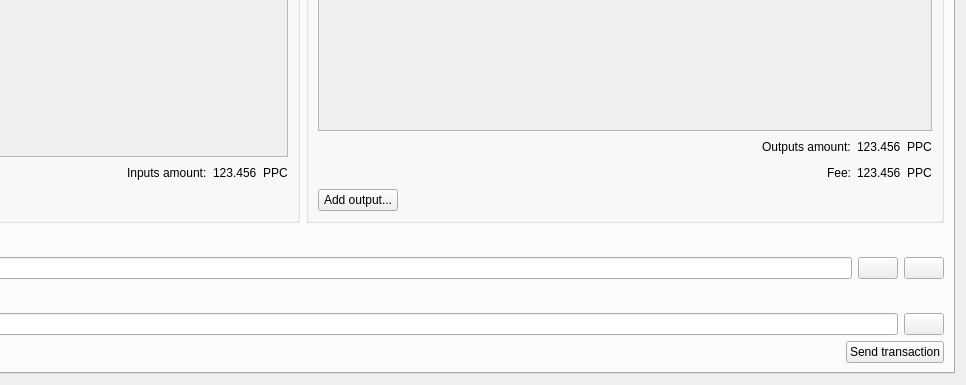
First picture: the form in src/qt/forms/multisigdialog.ui, repository sumcoinlabs/nn17, before the edit; both pictures show x 361 to 1327 and y 210 to 595 of the 1327 by 595 pixel window.
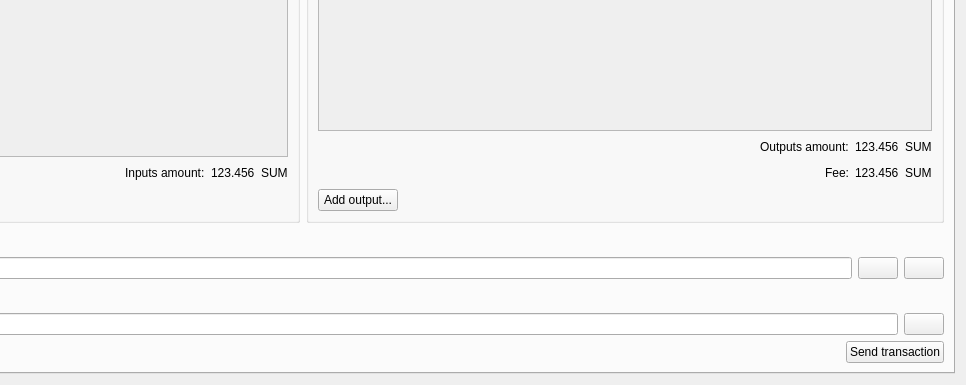
Second picture: the form after the edit. The open tabs and pages were chosen to show the change. Icons and pictures are not drawn.

Diff of the .ui file:
```diff
--- a/src/qt/forms/multisigdialog.ui
+++ b/src/qt/forms/multisigdialog.ui
@@ -399,7 +399,7 @@
                 <item>
                  <widget class="QLabel" name="label">
                   <property name="text">
-                   <string>PPC</string>
+                   <string>SUM</string>
                   </property>
                  </widget>
                 </item>
@@ -518,7 +518,7 @@
                 <item>
                  <widget class="QLabel" name="label_2">
                   <property name="text">
-                   <string>PPC</string>
+                   <string>SUM</string>
                   </property>
                  </widget>
                 </item>
@@ -556,7 +556,7 @@
                 <item>
                  <widget class="QLabel" name="label_3">
                   <property name="text">
-                   <string>PPC</string>
+                   <string>SUM</string>
                   </property>
                  </widget>
                 </item>
```
